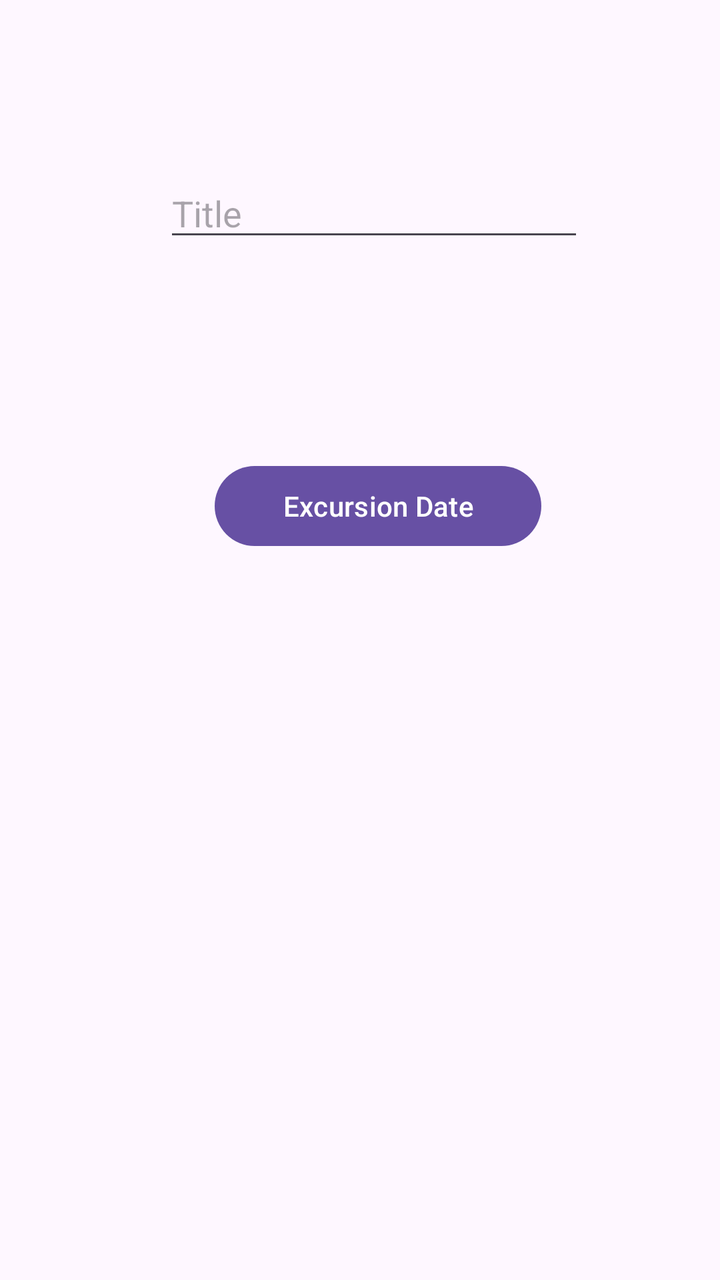
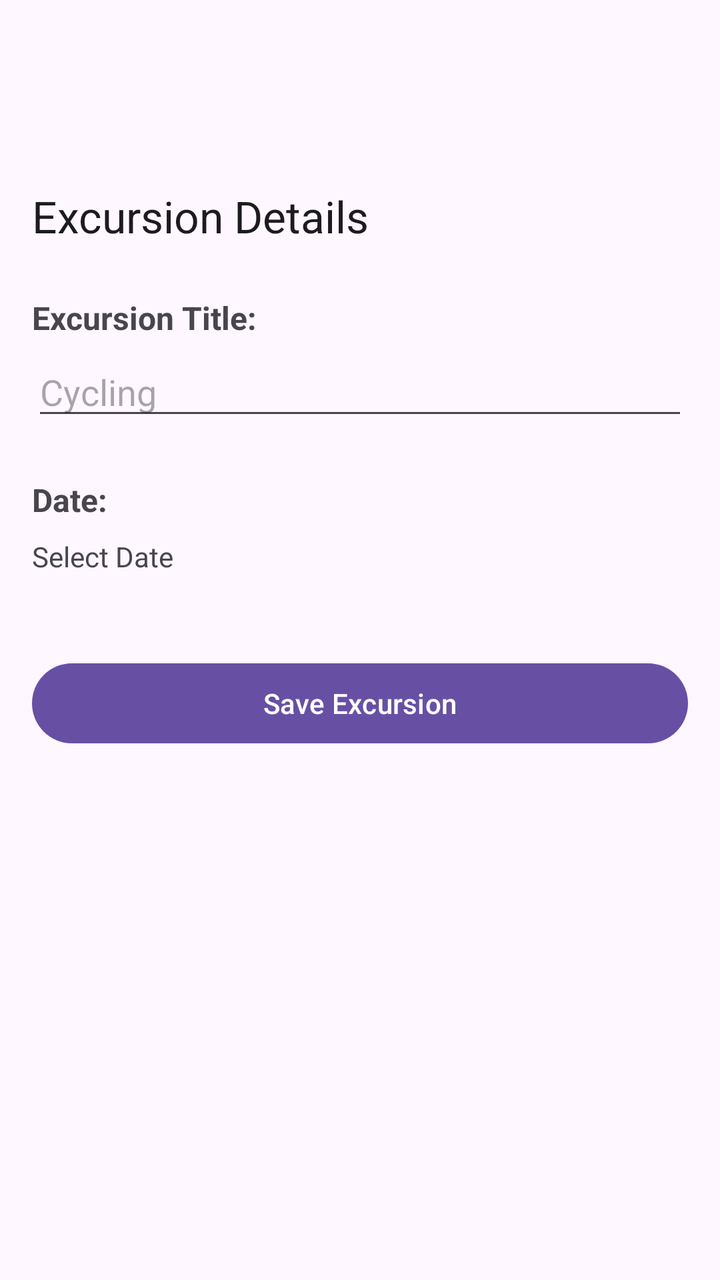

Screens rendered from an Android XML layout before and after an edit, with the pre-edit source and the edit as a unified diff.
<!-- AndroidManifest.xml: application theme Theme.VSapp -->
<!-- res/layout/activity_excursion_details.xml -->
<?xml version="1.0" encoding="utf-8"?>
<androidx.constraintlayout.widget.ConstraintLayout xmlns:android="http://schemas.android.com/apk/res/android"
    xmlns:app="http://schemas.android.com/apk/res-auto"
    xmlns:tools="http://schemas.android.com/tools"
    android:layout_width="match_parent"
    android:layout_height="match_parent"
    tools:context=".UI.ExcursionDetails">

    <EditText
        android:id="@+id/excursionTitle"
        android:layout_width="wrap_content"
        android:layout_height="wrap_content"
        android:ems="10"
        android:hint="Title"
        android:inputType="text"
        app:layout_constraintBottom_toBottomOf="parent"
        app:layout_constraintEnd_toEndOf="parent"
        app:layout_constraintHorizontal_bias="0.547"
        app:layout_constraintStart_toStartOf="parent"
        app:layout_constraintTop_toTopOf="parent"
        app:layout_constraintVertical_bias="0.141" />

    <Button
        android:id="@+id/excursionDate"
        android:layout_width="wrap_content"
        android:layout_height="wrap_content"
        android:layout_marginTop="102dp"
        android:ems="10"
        android:inputType="date"
        android:padding="10dp"
        android:text="Excursion Date"
        app:layout_constraintBottom_toBottomOf="parent"
        app:layout_constraintEnd_toEndOf="parent"
        app:layout_constraintHorizontal_bias="0.546"
        app:layout_constraintStart_toStartOf="parent"
        app:layout_constraintTop_toBottomOf="@+id/excursionTitle"
        app:layout_constraintVertical_bias="0.004" />

</androidx.constraintlayout.widget.ConstraintLayout>
<!-- resources referenced by this layout -->
<resources>
  <style name="Theme.VSapp" parent="Base.Theme.VSapp" />
  <style name="Base.Theme.VSapp" parent="Theme.Material3.DayNight">
          
          
      </style>
</resources>

<!-- the commit's change to res/layout/activity_excursion_details.xml (unified diff, before → after) -->
@@ -1,39 +1,82 @@
 <?xml version="1.0" encoding="utf-8"?>
-<androidx.constraintlayout.widget.ConstraintLayout xmlns:android="http://schemas.android.com/apk/res/android"
+<androidx.constraintlayout.widget.ConstraintLayout
+    xmlns:android="http://schemas.android.com/apk/res/android"
     xmlns:app="http://schemas.android.com/apk/res-auto"
     xmlns:tools="http://schemas.android.com/tools"
     android:layout_width="match_parent"
     android:layout_height="match_parent"
-    tools:context=".UI.ExcursionDetails">
+    tools:context=".UI.ExcursionDetails"
+    android:paddingTop="?attr/actionBarSize">
 
-    <EditText
-        android:id="@+id/excursionTitle"
-        android:layout_width="wrap_content"
+    
+    <androidx.appcompat.widget.Toolbar
+        android:id="@+id/excursionToolbar"
+        android:layout_width="0dp"
+        android:paddingTop="24dp"
+        android:layout_height="?attr/actionBarSize"
+        app:title="Excursion Details"
+        app:layout_constraintTop_toTopOf="parent"
+        app:layout_constraintStart_toStartOf="parent"
+        app:layout_constraintEnd_toEndOf="parent" />
+
+    
+    <LinearLayout
+        android:id="@+id/excursionContent"
+        android:layout_width="0dp"
         android:layout_height="wrap_content"
-        android:ems="10"
-        android:hint="Title"
-        android:inputType="text"
-        app:layout_constraintBottom_toBottomOf="parent"
-        app:layout_constraintEnd_toEndOf="parent"
-        app:layout_constraintHorizontal_bias="0.547"
+        android:orientation="vertical"
+        android:paddingStart="16dp"
+        android:paddingEnd="16dp"
+        android:paddingTop="20dp"
+        app:layout_constraintTop_toBottomOf="@id/excursionToolbar"
         app:layout_constraintStart_toStartOf="parent"
-        app:layout_constraintTop_toTopOf="parent"
-        app:layout_constraintVertical_bias="0.141" />
+        app:layout_constraintEnd_toEndOf="parent">
 
-    <Button
-        android:id="@+id/excursionDate"
-        android:layout_width="wrap_content"
-        android:layout_height="wrap_content"
-        android:layout_marginTop="102dp"
-        android:ems="10"
-        android:inputType="date"
-        android:padding="10dp"
-        android:text="Excursion Date"
-        app:layout_constraintBottom_toBottomOf="parent"
-        app:layout_constraintEnd_toEndOf="parent"
-        app:layout_constraintHorizontal_bias="0.546"
-        app:layout_constraintStart_toStartOf="parent"
-        app:layout_constraintTop_toBottomOf="@+id/excursionTitle"
-        app:layout_constraintVertical_bias="0.004" />
+        
+        <TextView
+            android:id="@+id/excursionTitleLabel"
+            android:layout_width="wrap_content"
+            android:layout_height="wrap_content"
+            android:text="Excursion Title:"
+            android:textStyle="bold"
+            android:textSize="16sp"
+            android:layout_marginBottom="4dp" />
+
+        
+        <EditText
+            android:id="@+id/excursionTitle"
+            android:layout_width="match_parent"
+            android:layout_height="wrap_content"
+            android:hint="Cycling" />
+
+        
+        <TextView
+            android:id="@+id/excursionDateLabel"
+            android:layout_width="wrap_content"
+            android:layout_height="wrap_content"
+            android:layout_marginTop="24dp"
+            android:layout_marginBottom="4dp"
+            android:text="Date:"
+            android:textStyle="bold"
+            android:textSize="16sp" />
+
+        
+        <TextView
+            android:id="@+id/excursionDate"
+            android:layout_width="wrap_content"
+            android:layout_height="wrap_content"
+            android:paddingTop="4dp"
+            android:paddingBottom="8dp"
+            android:text="Select Date" />
+
+        
+        <Button
+            android:id="@+id/saveExcursionButton"
+            android:layout_width="match_parent"
+            android:layout_height="wrap_content"
+            android:layout_marginTop="32dp"
+            android:text="Save Excursion" />
+
+    </LinearLayout>
 
 </androidx.constraintlayout.widget.ConstraintLayout>
